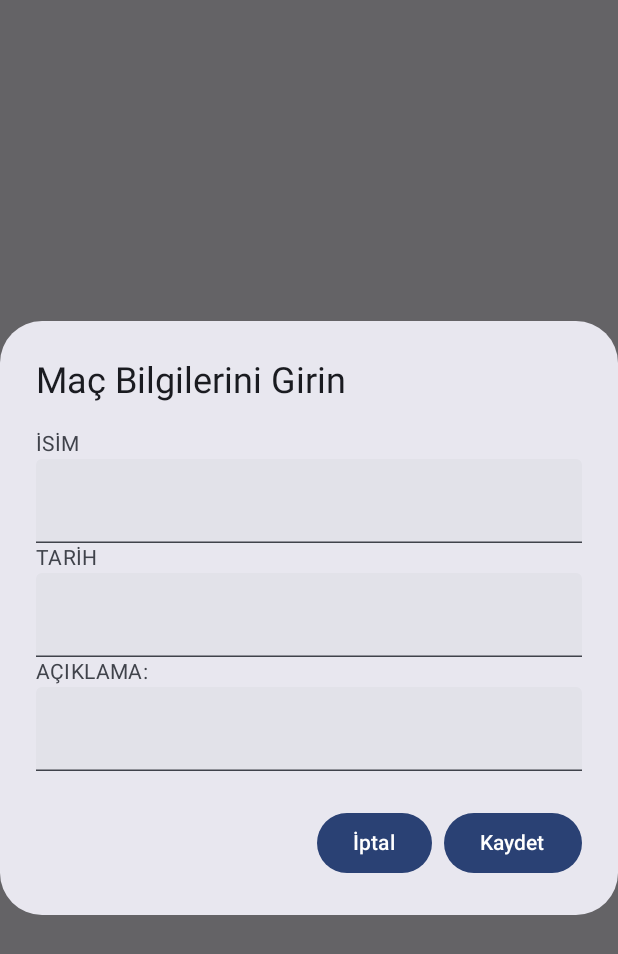
After one commit to esatsatan/halisahamm, an Android app built with Jetpack Compose: the composable CustomDialog shown on its own in the app's theme, on a phone screen of 412 x 824 dp. The commit adds this screen. Shown: the top 954 px of the screen. Run offline under Robolectric (Android 15) with nearby library versions, the phone set to English and light mode, and no system bars.

Commit message:
Custom Dialog properties added.

```diff
--- a/app/src/main/java/com/example/halisaham/MainActivity.kt
+++ b/app/src/main/java/com/example/halisaham/MainActivity.kt
@@ -19,6 +19,7 @@ import androidx.navigation.NavController
 import androidx.navigation.compose.NavHost
 import androidx.navigation.compose.composable
 import androidx.navigation.compose.rememberNavController
+import com.example.halisaham.components.CustomAppBar
 import com.example.halisaham.ui.theme.HalisahamTheme
 import com.example.halisaham.view.HomeScreen
 import dagger.hilt.android.AndroidEntryPoint
@@ -26,6 +27,7 @@ import dagger.hilt.android.AndroidEntryPoint
 
 @AndroidEntryPoint
 class MainActivity : ComponentActivity() {
+
     override fun onCreate(savedInstanceState: Bundle?) {
         super.onCreate(savedInstanceState)
         setContent {
@@ -35,6 +37,7 @@ class MainActivity : ComponentActivity() {
                     modifier = Modifier.fillMaxSize(),
                     color = MaterialTheme.colorScheme.background
                 ) {
+
 
                     val navController = rememberNavController()
                     NavHost(navController = navController, startDestination = "Deneme") {
--- /dev/null
+++ b/app/src/main/java/com/example/halisaham/components/CustomDialog.kt
@@ -0,0 +1,95 @@
+package com.example.halisaham.components
+
+import androidx.compose.foundation.Image
+import androidx.compose.foundation.border
+import androidx.compose.foundation.clickable
+import androidx.compose.foundation.layout.*
+import androidx.compose.foundation.shape.CircleShape
+import androidx.compose.foundation.shape.RoundedCornerShape
+import androidx.compose.material.*
+import androidx.compose.material3.AlertDialog
+import androidx.compose.material3.Button
+import androidx.compose.material3.Card
+import androidx.compose.material3.CardElevation
+import androidx.compose.material3.Divider
+import androidx.compose.material3.ExperimentalMaterial3Api
+import androidx.compose.material3.MaterialTheme
+import androidx.compose.material3.Text
+import androidx.compose.material3.TextButton
+import androidx.compose.material3.TextField
+import androidx.compose.runtime.Composable
+import androidx.compose.runtime.NonRestartableComposable
+import androidx.compose.runtime.*
+import androidx.compose.runtime.remember
+import androidx.compose.ui.Alignment
+import androidx.compose.ui.ExperimentalComposeUiApi
+import androidx.compose.ui.Modifier
+import androidx.compose.ui.draw.clip
+import androidx.compose.ui.res.painterResource
+import androidx.compose.ui.text.font.FontWeight
+import androidx.compose.ui.text.style.TextAlign
+import androidx.compose.ui.tooling.preview.Preview
+import androidx.compose.ui.unit.dp
+import androidx.compose.ui.window.Dialog
+import androidx.compose.ui.window.DialogProperties
+import com.example.halisaham.ui.theme.orange
+
+@OptIn(ExperimentalMaterial3Api::class)
+@Composable
+fun CustomDialog(
+    onDismiss: () -> Unit,
+    onSave: (name: String, date: String, description: String) -> Unit
+) {
+    var name by remember { mutableStateOf("") }
+    var date by remember { mutableStateOf("") }
+    var description by remember { mutableStateOf("") }
+
+    //val showDialog = remember { mutableStateOf(true) }
+    val inputText = remember { mutableStateOf("") }
+
+    //if (showDialog.value) {
+        AlertDialog(
+            onDismissRequest = { onDismiss() },
+            title = {
+                Text(text = "Maç Bilgilerini Girin")
+            },
+            text = {
+                Column {
+                    Text(text = "İSİM")
+                    TextField(
+                        value = name,
+                        onValueChange = { name = it },
+                        modifier = Modifier.fillMaxWidth()
+                    )
+                    Text(text = "TARİH")
+                    TextField(
+                        value = date,
+                        onValueChange = { date = it },
+                        modifier = Modifier.fillMaxWidth()
+                    )
+                    Text(text = "AÇIKLAMA:")
+                    TextField(
+                        value = description,
+                        onValueChange = { description = it },
+                        modifier = Modifier.fillMaxWidth()
+                    )
+                }
+            },
+            confirmButton = {
+                Button(
+                    onClick = { onSave(name, date, description) }
+                ) {
+                    Text(text = "Kaydet")
+                }
+            },
+            dismissButton = {
+                Button(
+                    onClick = { onDismiss() }
+                ) {
+                    Text(text = "İptal")
+                }
+            }
+        )
+    //}
+
+}
--- a/app/src/main/java/com/example/halisaham/ui/theme/Color.kt
+++ b/app/src/main/java/com/example/halisaham/ui/theme/Color.kt
@@ -9,3 +9,6 @@ val Pink80 = Color(0xFFEFB8C8)
 val Purple40 = Color(0xFF6650a4)
 val PurpleGrey40 = Color(0xFF625b71)
 val Pink40 = Color(0xFF7D5260)
+
+val orange = Color(0xFFDB660D)
+val white = Color(0xFFF3F3F3)
```
Also changed, not shown: app/src/main/java/com/example/halisaham/components/CustomAppBar.kt (+2 -7 lines), app/src/main/java/com/example/halisaham/view/HomeScreen.kt (+35 -13 lines), app/src/main/java/com/example/halisaham/viewmodel/HomeScreenViewModel.kt (+13 -0 lines).
